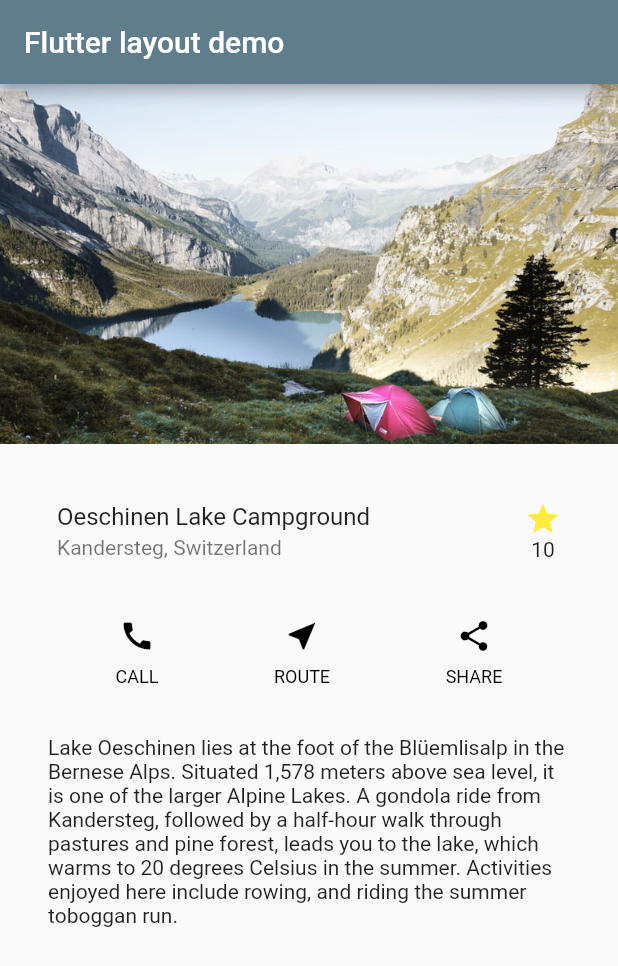
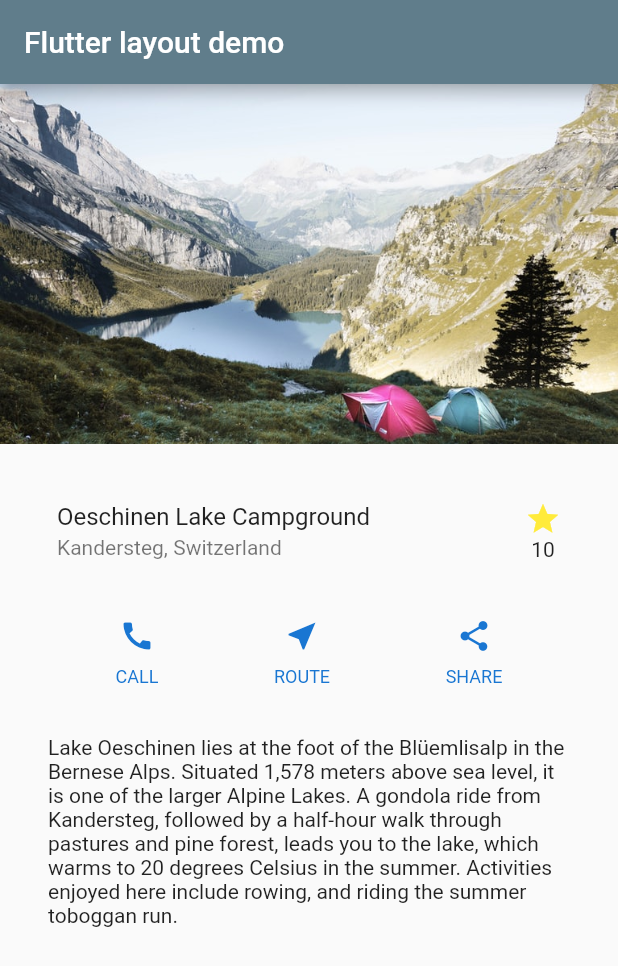
Before and after one commit to Dan-Crane/quiz-flutter, a Flutter app: the screen it shows after launch, on a phone screen of 412 x 824 dp. Shown: the top 966 px of the screen. Run offline on Flutter 3.47's test engine with Material 2 defaults, Android fonts, the light colour scheme and no system bars.

Commit message:
change color to btn

```diff
--- a/lib/main.dart
+++ b/lib/main.dart
@@ -71,9 +71,9 @@ class MyApp extends StatelessWidget {
         child: Row(
           mainAxisAlignment: MainAxisAlignment.spaceEvenly,
           children: [
-            _buildBtnCol('CALL', Icons.call, Colors.black),
-            _buildBtnCol('ROUTE', Icons.near_me, Colors.black),
-            _buildBtnCol('SHARE', Icons.share, Colors.black),
+            _buildBtnCol('CALL', Icons.call, Colors.blue[700]),
+            _buildBtnCol('ROUTE', Icons.near_me, Colors.blue[700]),
+            _buildBtnCol('SHARE', Icons.share, Colors.blue[700]),
           ],
         ),
       );
```
